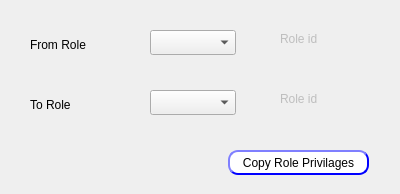
Qt form presentation/authorization_ui/copyRole.ui (Hossam01/HyperPOS2020Design) before a commit.
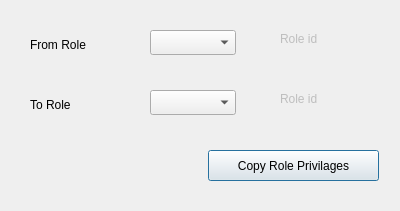
The same form after that commit.

Diff of the .ui file:
```diff
--- a/presentation/authorization_ui/copyRole.ui
+++ b/presentation/authorization_ui/copyRole.ui
@@ -7,9 +7,21 @@
     <x>0</x>
     <y>0</y>
     <width>400</width>
-    <height>194</height>
+    <height>211</height>
    </rect>
   </property>
+  <property name="minimumSize">
+   <size>
+    <width>400</width>
+    <height>211</height>
+   </size>
+  </property>
+  <property name="maximumSize">
+   <size>
+    <width>400</width>
+    <height>211</height>
+   </size>
+  </property>
   <property name="windowTitle">
    <string>role</string>
   </property>
@@ -62,35 +74,16 @@
   <widget class="QPushButton" name="BTN_copyRole">
    <property name="geometry">
     <rect>
-     <x>228</x>
+     <x>208</x>
      <y>150</y>
-     <width>141</width>
-     <height>25</height>
+     <width>171</width>
+     <height>31</height>
     </rect>
    </property>
-   <property name="styleSheet">
-    <string notr="true">QPushButton{
-                                        background-color: white;
-                                        border-style: outset;
-                                        border-width: 2px;
-                                        border-radius: 10px;
-                                        border-color: blue;
-                                        min-width: 6em;
-                                        }
-                                        QPushButton:hover {
-                                        background: qradialgradient(
-                                        cx: 0.3, cy: -0.4, fx: 0.3, fy: -0.4,
-                                        radius: 1.35, stop: 0 #fff, stop: 1 #bbb
-                                        );
-                                        }
-                                        QPushButton:pressed {
-                                        border-style: inset;
-                                        background: qradialgradient(
-                                        cx: 0.4, cy: -0.1, fx: 0.4, fy: -0.1,
-                                        radius: 1.35, stop: 0 #fff, stop: 1 #ddd
-                                        );
-                                        }
-                                    </string>
+   <property name="font">
+    <font>
+     <pointsize>9</pointsize>
+    </font>
    </property>
    <property name="text">
     <string>Copy Role Privilages</string>
```
